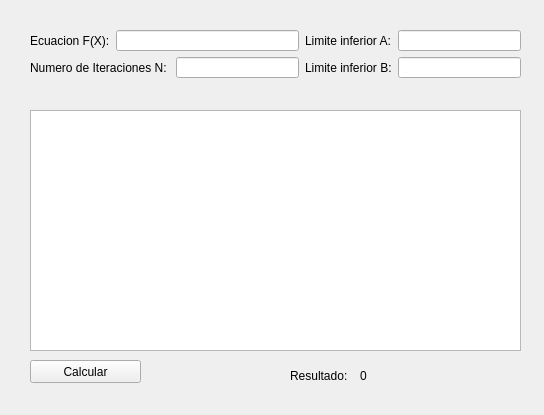
This is ProyectoMetodosNumericos/wsimpson.ui in jimmybanegas/ProyectoMetodosNumericos as Qt 5 draws it before an edit. The edited form follows.
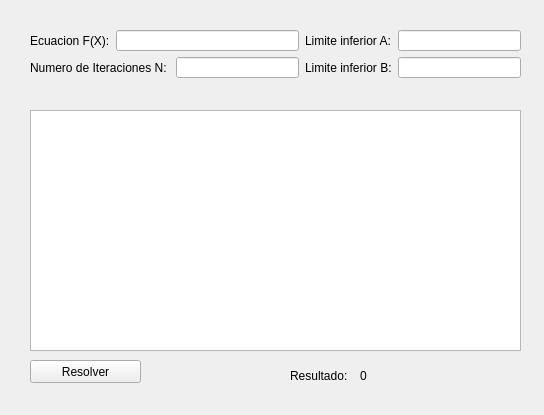
This is the edited form.

Commit message: Actualizadas ventanas para examen

```diff
--- a/ProyectoMetodosNumericos/wsimpson.ui
+++ b/ProyectoMetodosNumericos/wsimpson.ui
@@ -60,7 +60,7 @@
      </rect>
     </property>
     <property name="text">
-     <string>Calcular</string>
+     <string>Resolver</string>
     </property>
    </widget>
    <widget class="QWidget" name="layoutWidget">
```
Left out of the diff: 4 changed lines with no effect on the pictures. The commit also changes 6 other files.
